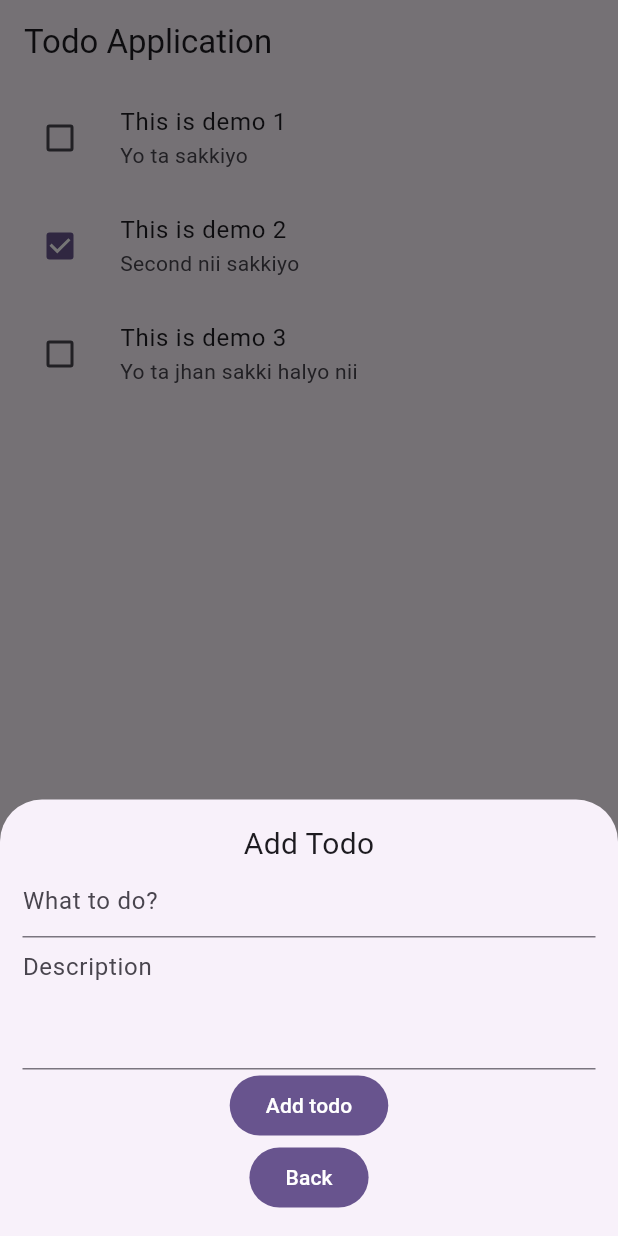
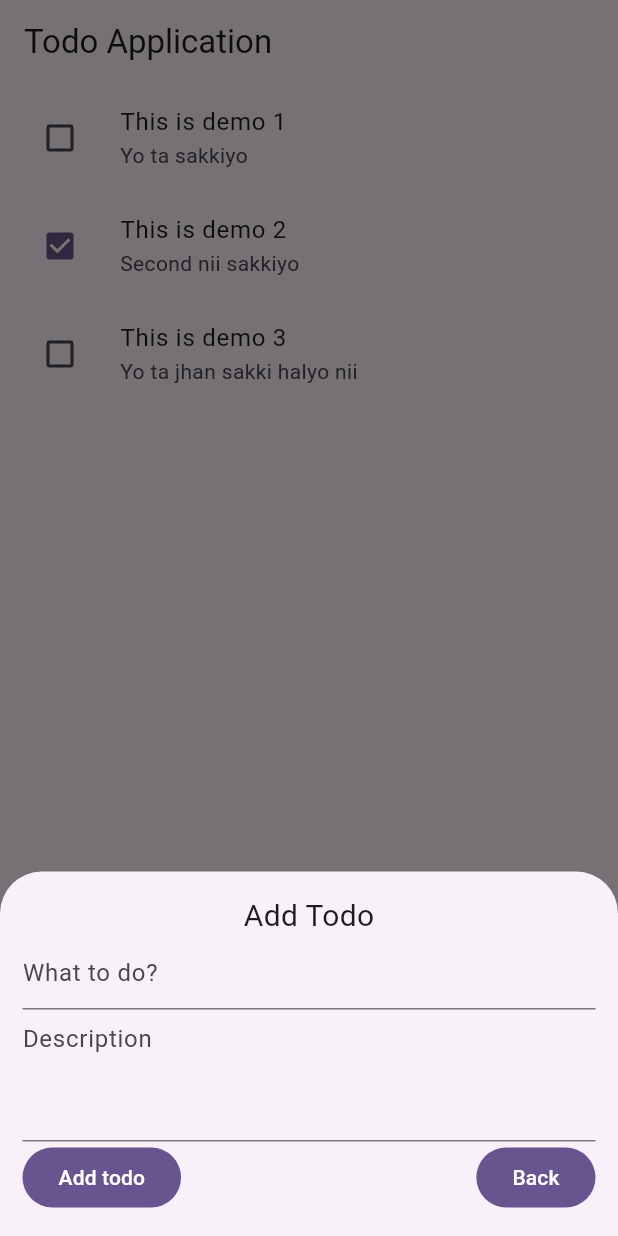
Before and after one commit to milan-1936/ToDo-using-flutter, a Flutter app: the screen it shows after launch, after a tap on the "add" icon, on a phone screen of 412 x 824 dp. Run offline on Flutter 3.47's test engine with Material 3 defaults, Android fonts, the phone set to English and light mode, and no system bars.

Commit message:
Use of Form and Controllers in TextFormField and also changed the state while pressed on 'add todo' button

```diff
--- a/lib/to_do.dart
+++ b/lib/to_do.dart
@@ -2,8 +2,19 @@ import 'package:flutter/material.dart';
 import 'package:to_do_application/model/todo.dart';
 
 
-class Screen_1 extends StatelessWidget {
+class Screen_1 extends StatefulWidget {
   Screen_1({super.key});
+
+  @override
+  State<Screen_1> createState() => _Screen_1State();
+}
+
+class _Screen_1State extends State<Screen_1> {
+
+  final GlobalKey<FormState> _todoFormKey = GlobalKey();
+  final TextEditingController _titleController = TextEditingController();
+  final TextEditingController _descriptionController = TextEditingController();
+
 
   List<Todo> todos = [
     Todo(id: "1", title: "This is demo 1", description: "Yo ta sakkiyo"),
@@ -49,22 +60,72 @@ class Screen_1 extends StatelessWidget {
             return Container(
               child: Padding(
                 padding: const EdgeInsets.all(15),
-                child: Form(child: Column(
+                child: Form(
+                  key:_todoFormKey,
+                  child: Column(
                   mainAxisSize: MainAxisSize.min,
                   children: [
                         Text("Add Todo", style: TextStyle(fontSize: 20)),
                         TextFormField(
+                          controller: _titleController,
                           decoration: InputDecoration(hintText: "What to do?"),
+                          validator: (value){
+                            if(value == null || value.isEmpty){
+                              return "K lekhni hokahi ta halieko vai";
+                            }else{
+                              return null;
+                            }
+                          },
+
                         ),
                         TextFormField(
+                          controller: _descriptionController,
                           decoration: InputDecoration(hintText: "Description"),
                           maxLines: 3,
+                          validator: (value){
+                            if(value == null || value.isEmpty){
+                              return "Kehi ta lekhna paro nii yr";
+                            }else{
+                              return null;
+                            }
+                          },
+
 
                         ),
-                        FilledButton(onPressed: () {}, child: Text("Add todo")),
-                        FilledButton(onPressed: (){}, child: Text("Back"),)
+                        Row(
+                          mainAxisAlignment: MainAxisAlignment.spaceBetween,
+                          children: [
+                            FilledButton(
+                              onPressed: () {
+                                if (!_todoFormKey.currentState!.validate()) {
+                                  return;
+                                }
+                                setState(() {
+                                  todos.add(
+                                    Todo(
+                                      id: DateTime.now().toString(),
+                                      description: _descriptionController.text,
+                                      title: _titleController.text,
+                                    ),
+                                  );
+                                });
+                                _todoFormKey.currentState!.save();
+                              },
+                              child: Text("Add todo"),
+                            ),
+
+
+                            FilledButton(onPressed: (){
+                              if(!_todoFormKey.currentState!.validate()){
+                                return;
+                              }
+                            }, child: Text("Back"),)
+                          ],
+                        ),
                       ],
-                )),
+                )
+
+                ),
               ),
             );
           },
```
